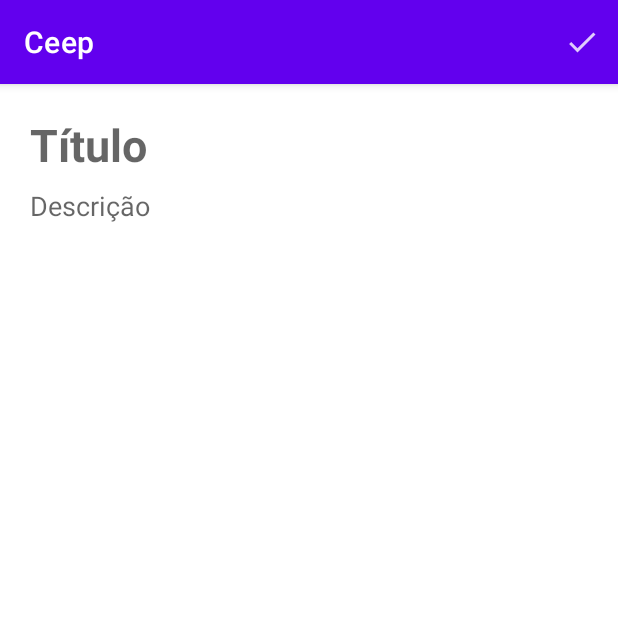
After one commit to danielh-oliveira/Ceep-Recycler-View, an Android app: the FormularioNotaActivity screen opened directly, with no data from a screen before it, on a phone screen of 412 x 824 dp, the top half of it. The commit adds this screen. Run offline under Robolectric (Android 15) with nearby library versions, the phone set to English and light mode, and no system bars.

Commit message:
Permitindo uma activity se comunicar com outra

```diff
--- a/app/src/main/java/br/com/daniel/ceep/model/Nota.java
+++ b/app/src/main/java/br/com/daniel/ceep/model/Nota.java
@@ -1,6 +1,8 @@
 package br.com.daniel.ceep.model;
 
-public class Nota {
+import java.io.Serializable;
+
+public class Nota implements Serializable {
 
     private final String titulo;
     private final String descricao;
--- /dev/null
+++ b/app/src/main/java/br/com/daniel/ceep/ui/activity/FormularioNotaActivity.java
@@ -0,0 +1,42 @@
+package br.com.daniel.ceep.ui.activity;
+
+import android.content.Intent;
+import android.os.Bundle;
+import android.view.Menu;
+import android.view.MenuItem;
+import android.widget.EditText;
+
+import androidx.appcompat.app.AppCompatActivity;
+
+import br.com.daniel.ceep.R;
+import br.com.daniel.ceep.model.Nota;
+
+public class FormularioNotaActivity extends AppCompatActivity {
+
+    @Override
+    protected void onCreate(Bundle savedInstanceState) {
+        super.onCreate(savedInstanceState);
+        setContentView(R.layout.activity_formulario_nota);
+    }
+
+    @Override
+    public boolean onCreateOptionsMenu(Menu menu) {
+        getMenuInflater().inflate(R.menu.menu_formulario_nota_salva, menu);
+        return super.onCreateOptionsMenu(menu);
+    }
+
+    @Override
+    public boolean onOptionsItemSelected(MenuItem item) {
+        if(item.getItemId() == R.id.menu_formulario_ic_salva){
+            EditText titulo = findViewById(R.id.formulario_nota_titulo);
+            EditText descricao = findViewById(R.id.formulario_nota_descricao);
+            Nota notaCriada = new Nota(titulo.getText().toString(),
+                    descricao.getText().toString());
+            Intent resultadoInsercao = new Intent();
+            resultadoInsercao.putExtra("nota", notaCriada);
+            setResult(2,resultadoInsercao);
+            finish();
+        }
+        return super.onOptionsItemSelected(item);
+    }
+}
--- a/app/src/main/java/br/com/daniel/ceep/ui/recyclerview/adapter/ListaNotasRecyclerAdapter.java
+++ b/app/src/main/java/br/com/daniel/ceep/ui/recyclerview/adapter/ListaNotasRecyclerAdapter.java
@@ -47,6 +47,11 @@ public class ListaNotasRecyclerAdapter extends RecyclerView.Adapter<ListaNotasRe
         return notas.size();
     }
 
+    public void adiciona(Nota nota) {
+        notas.add(nota);
+        notifyDataSetChanged();
+    }
+
     class NotaViewHolder extends RecyclerView.ViewHolder {
 
         private final TextView titulo;
--- /dev/null
+++ b/app/src/main/res/drawable-anydpi/ic_action_salva_nota.xml
@@ -0,0 +1,11 @@
+<vector xmlns:android="http://schemas.android.com/apk/res/android"
+    android:width="24dp"
+    android:height="24dp"
+    android:viewportWidth="24"
+    android:viewportHeight="24"
+    android:tint="#FFFFFF"
+    android:alpha="0.8">
+  <path
+      android:fillColor="@android:color/white"
+      android:pathData="M9,16.17L4.83,12l-1.42,1.41L9,19 21,7l-1.41,-1.41z"/>
+</vector>
--- /dev/null
+++ b/app/src/main/res/layout/activity_formulario_nota.xml
@@ -0,0 +1,35 @@
+<?xml version="1.0" encoding="utf-8"?>
+<androidx.constraintlayout.widget.ConstraintLayout xmlns:android="http://schemas.android.com/apk/res/android"
+    xmlns:app="http://schemas.android.com/apk/res-auto"
+    xmlns:tools="http://schemas.android.com/tools"
+    android:layout_width="match_parent"
+    android:layout_height="match_parent">
+
+    <EditText
+        android:id="@+id/formulario_nota_titulo"
+        android:layout_width="0dp"
+        android:layout_height="wrap_content"
+        android:layout_margin="20dp"
+        android:background="@android:color/transparent"
+        android:hint="Título"
+        android:textSize="30sp"
+        android:textStyle="bold"
+        app:layout_constraintEnd_toEndOf="parent"
+        app:layout_constraintStart_toStartOf="parent"
+        app:layout_constraintTop_toTopOf="parent" />
+
+    <EditText
+        android:id="@+id/formulario_nota_descricao"
+        android:layout_width="0dp"
+        android:layout_height="0dp"
+        android:layout_marginBottom="8dp"
+        android:layout_marginTop="8dp"
+        android:background="@android:color/transparent"
+        android:hint="Descrição"
+        android:gravity="top"
+        app:layout_constraintBottom_toBottomOf="parent"
+        app:layout_constraintEnd_toEndOf="@id/formulario_nota_titulo"
+        app:layout_constraintStart_toStartOf="@id/formulario_nota_titulo"
+        app:layout_constraintTop_toBottomOf="@id/formulario_nota_titulo" />
+
+</androidx.constraintlayout.widget.ConstraintLayout>
--- /dev/null
+++ b/app/src/main/res/menu/menu_formulario_nota_salva.xml
@@ -0,0 +1,8 @@
+<?xml version="1.0" encoding="utf-8"?>
+<menu xmlns:android="http://schemas.android.com/apk/res/android"
+    xmlns:app="http://schemas.android.com/apk/res-auto">
+    <item android:id="@+id/menu_formulario_ic_salva"
+        android:title="Salva nota"
+        android:icon="@drawable/ic_action_salva_nota"
+        app:showAsAction="always"/>
+</menu>
```
Also changed, not shown: app/src/main/AndroidManifest.xml (+6 -3 lines), app/src/main/java/br/com/daniel/ceep/ui/activity/ListaNotasActivity.java (+30 -4 lines), app/src/main/res/drawable-hdpi/ic_action_salva_nota.png (added), app/src/main/res/drawable-mdpi/ic_action_salva_nota.png (added), app/src/main/res/drawable-xhdpi/ic_action_salva_nota.png (added), app/src/main/res/drawable-xxhdpi/ic_action_salva_nota.png (added).
